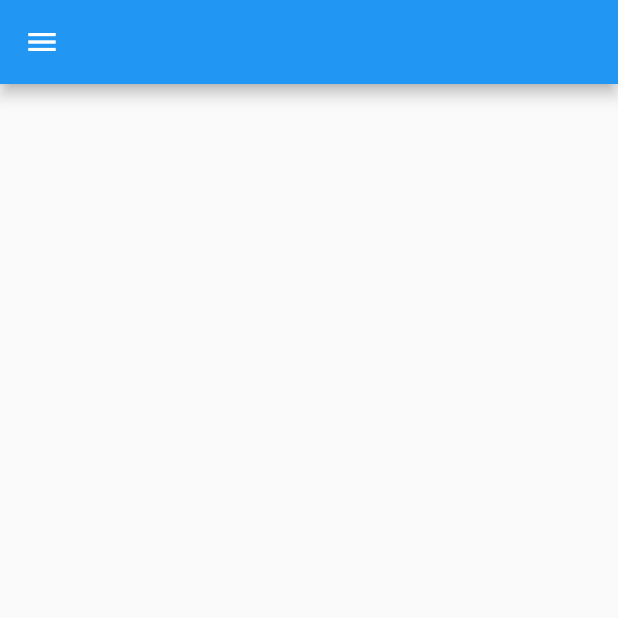
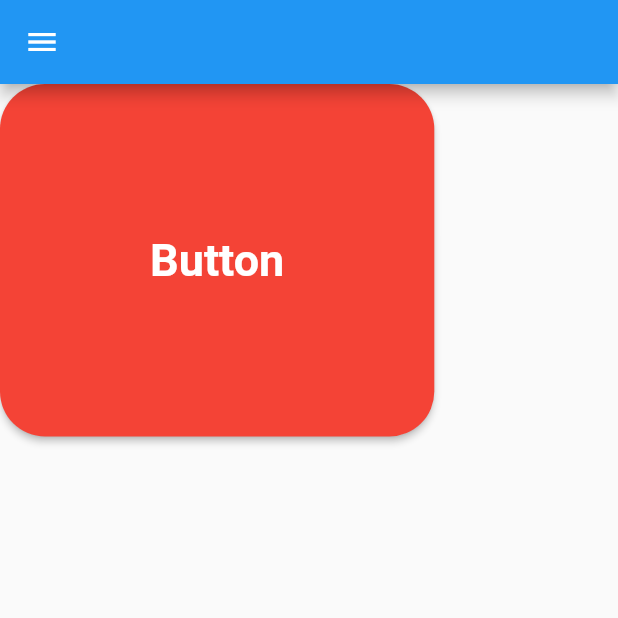
Before and after one commit to wejden7/Flutter_Tutorial, a Flutter app: the screen it shows after launch, on a phone screen of 412 x 824 dp, the top half of it. Run offline on Flutter 3.47's test engine with Material 2 defaults, Android fonts, the phone set to English and light mode, and no system bars.

Commit message:
ElevatedButton

```diff
--- a/lib/main.dart
+++ b/lib/main.dart
@@ -10,9 +10,23 @@ class MyApp extends StatelessWidget {
     return MaterialApp(
         title: "Course Flutter",
         home: Scaffold(
-          appBar: AppBar(),
-          drawer: Drawer(),
-          body: Container(),
-        ));
+            appBar: AppBar(),
+            drawer: Drawer(),
+            body: Column(
+              children: [
+                ElevatedButton(
+                    style: ElevatedButton.styleFrom(
+                        primary: Colors.red,
+                        padding: EdgeInsets.all(100),
+                        textStyle: TextStyle(
+                            fontSize: 30, fontWeight: FontWeight.bold),
+                        shape: RoundedRectangleBorder(
+                            borderRadius: BorderRadius.circular(30))),
+                    onPressed: () {
+                      print('onPressed Button');
+                    },
+                    child: Text("Button"))
+              ],
+            )));
   }
 }
```
